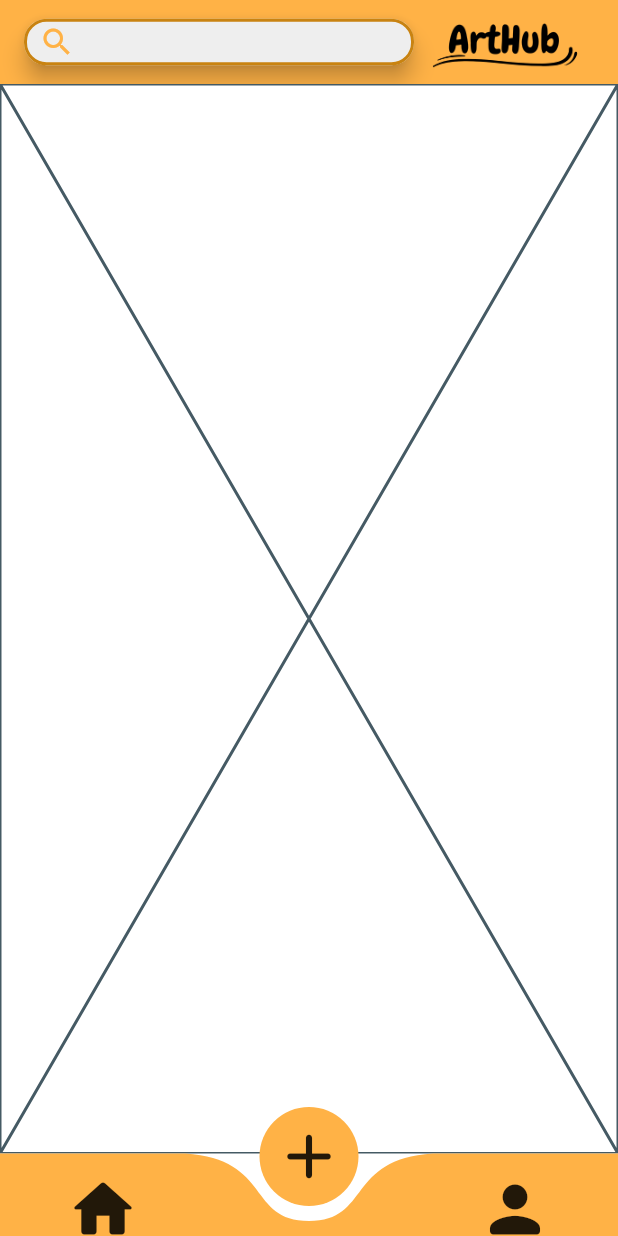
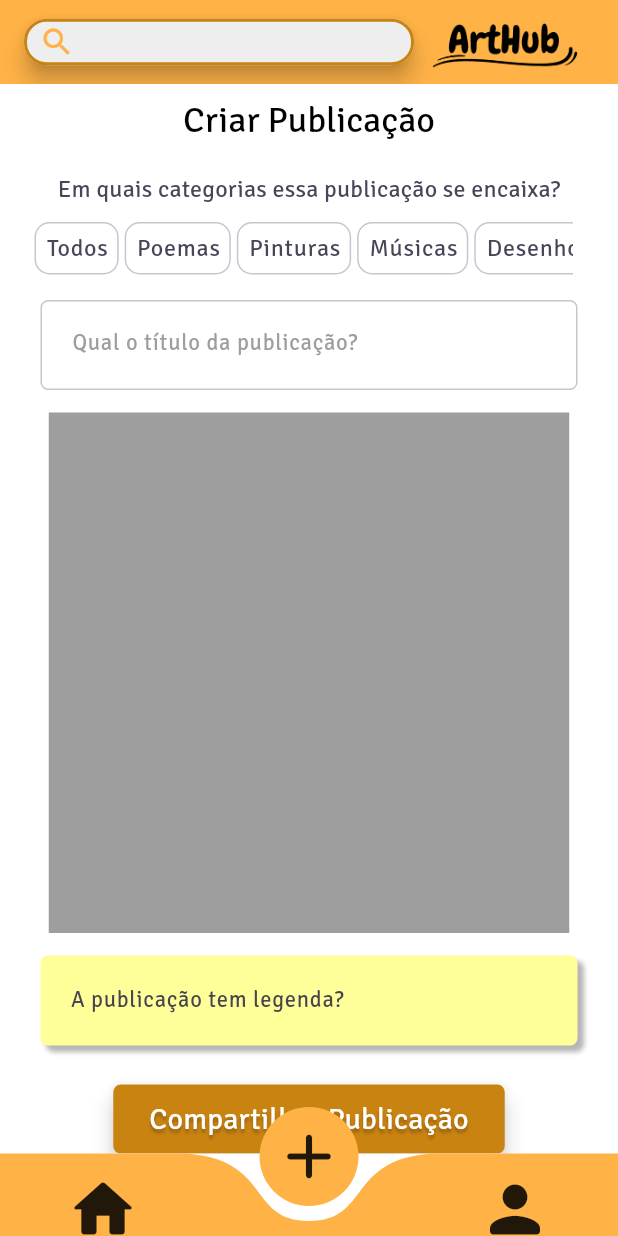
Before and after one commit to ElissonRochaa/MOBILE-25.1-ArtHub, a Flutter app: the TelaComNavbar screen opened by its route, item 2 of the bottom bar chosen, on a phone screen of 412 x 824 dp. Run offline on Flutter 3.47's test engine with Material 3 defaults, Android fonts, the phone set to English and light mode, and no system bars; drawn by our look-alikes of curved_navigation_bar.

Commit message:
feat: criada a tela de adicionar publicação, não está completa

```diff
--- a/lib/pages/tela_criar_publicacao.dart
+++ b/lib/pages/tela_criar_publicacao.dart
@@ -1,10 +1,107 @@
+import 'package:arthub/widgets/barra_pesquisa_widget.dart';
+import 'package:arthub/widgets/botao_estilizado_widget.dart';
+import 'package:arthub/widgets/lista_filtros_widget.dart';
 import 'package:flutter/material.dart';
+import 'package:provider/provider.dart';
+
+import '../provider/barra_pesquisa_provider.dart';
 
 class TelaCriarPublicacao extends StatelessWidget {
   const TelaCriarPublicacao({super.key});
 
   @override
   Widget build(BuildContext context) {
-    return Placeholder();
+    return SingleChildScrollView(
+      child: Padding(
+        padding: EdgeInsets.all(10),
+        child: Column(
+          crossAxisAlignment: CrossAxisAlignment.center,
+          children: [
+            Text(
+              'Criar Publicação',
+              style: Theme.of(context).textTheme.displayMedium?.copyWith(
+                color: Theme.of(context).colorScheme.onPrimary,
+              ),
+            ),
+            Padding(
+              padding: const EdgeInsets.only(top: 20),
+              child: Text(
+                'Em quais categorias essa publicação se encaixa?',
+                style: Theme.of(context).textTheme.titleMedium?.copyWith(
+                    color: Theme.of(context).colorScheme.onTertiary
+                ),
+              ),
+            ),
+            Padding(
+              padding: const EdgeInsets.only(right: 20, left: 5),
+              child: ListaFiltrosWidget(),
+            ),
+            SizedBox(height: 5,),
+            Container(
+              width: MediaQuery.of(context).size.width - 54,
+              height: 60,
+              decoration: BoxDecoration(
+                  color: Colors.white,
+                  borderRadius: BorderRadius.circular(5),
+                  border: Border.all(
+                      width: 1,
+                      color: Color(0xFFCAC4D0)
+                  )
+              ),
+              child: TextFormField(
+                obscureText: false,
+                decoration: InputDecoration(
+                  hintText: 'Qual o título da publicação?',
+                  hintStyle: TextStyle(color: Colors.grey, fontSize: 15),
+                  border: InputBorder.none,
+                  contentPadding: EdgeInsets.symmetric(horizontal: 20, vertical: 20),
+                ),
+              ),
+            ),
+            SizedBox(height: 15,),
+            Container(
+              // esse container vai ser onde o arquivo do usuário vai ficar
+              // TODO
+              height: 347,
+              width: 347,
+              color: Colors.grey,
+            ),
+            SizedBox(height: 15,),
+            Container(
+              width: MediaQuery.of(context).size.width - 54,
+              height: 60,
+              decoration: BoxDecoration(
+                color: Theme.of(context).colorScheme.secondary,
+                borderRadius: BorderRadius.circular(5),
+                boxShadow: [
+                  BoxShadow(
+                    color: Color.fromRGBO(10, 10, 10, 0.3),
+                    offset: Offset(4, 4),
+                    blurRadius: 2.0,
+                  ),
+                ],
+              ),
+              child: TextFormField(
+                obscureText: false,
+                decoration: InputDecoration(
+                  hintText: 'A publicação tem legenda?',
+                  hintStyle: TextStyle(
+                    color: Theme.of(context).colorScheme.onSecondary,
+                    fontSize: 15,
+                  ),
+                  border: InputBorder.none,
+                  contentPadding: EdgeInsets.symmetric(horizontal: 20, vertical: 20),
+                ),
+              ),
+            ),
+            SizedBox(height: 25,),
+            BotaoEstilizadoWidget(
+              funcao: (){print('Publicação foi criada');},
+              texto: 'Compartilhar Publicação',
+            )
+          ],
+        ),
+      ),
+    );
   }
 }
```
